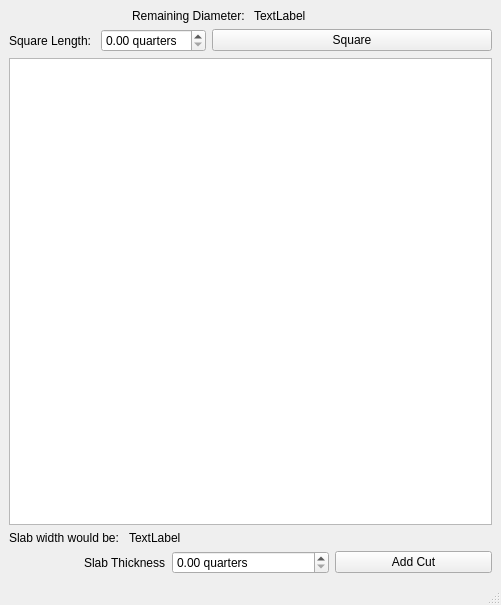
Above: ui/slabCuttingWindow.ui from thelenlucas/Senior-Design before the change. Below: the same form after it.
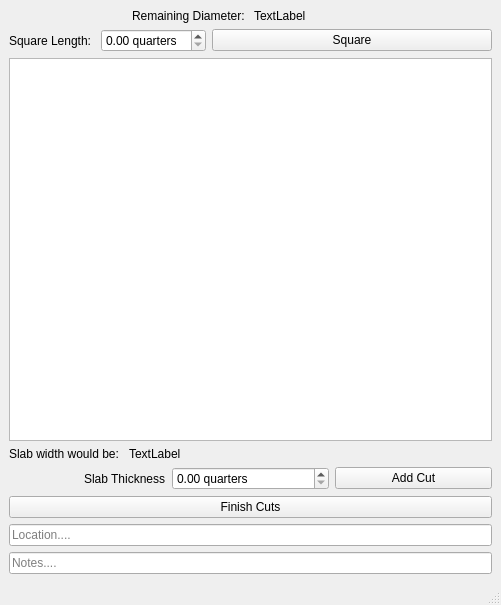
That is the form after the change.

Commit message: Slab cutting

What changed in the file:
```diff
--- a/ui/slabCuttingWindow.ui
+++ b/ui/slabCuttingWindow.ui
@@ -133,6 +133,27 @@
       </item>
      </layout>
     </item>
+    <item>
+     <widget class="QPushButton" name="finishCutButton">
+      <property name="text">
+       <string>Finish Cuts</string>
+      </property>
+     </widget>
+    </item>
+    <item>
+     <widget class="QLineEdit" name="locationLineEdit">
+      <property name="placeholderText">
+       <string>Location....</string>
+      </property>
+     </widget>
+    </item>
+    <item>
+     <widget class="QLineEdit" name="notesLineEdit">
+      <property name="placeholderText">
+       <string>Notes....</string>
+      </property>
+     </widget>
+    </item>
    </layout>
   </widget>
   <widget class="QMenuBar" name="menubar">
```
Left out of the diff: 4 changed lines with no effect on the pictures. The commit also changes 3 other files.
